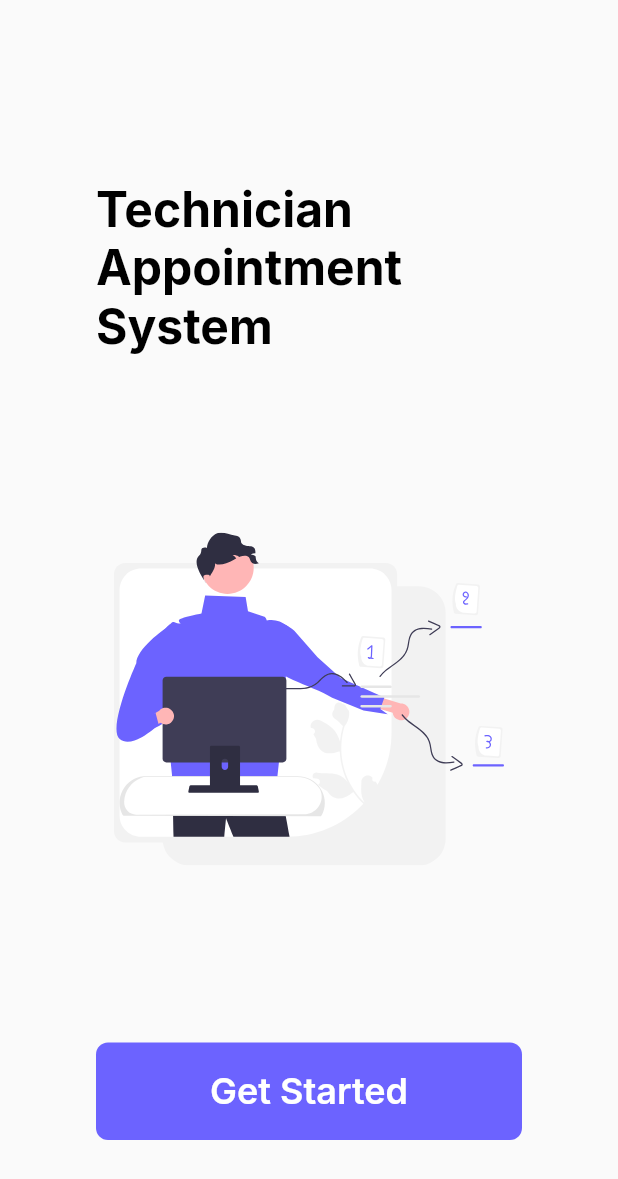
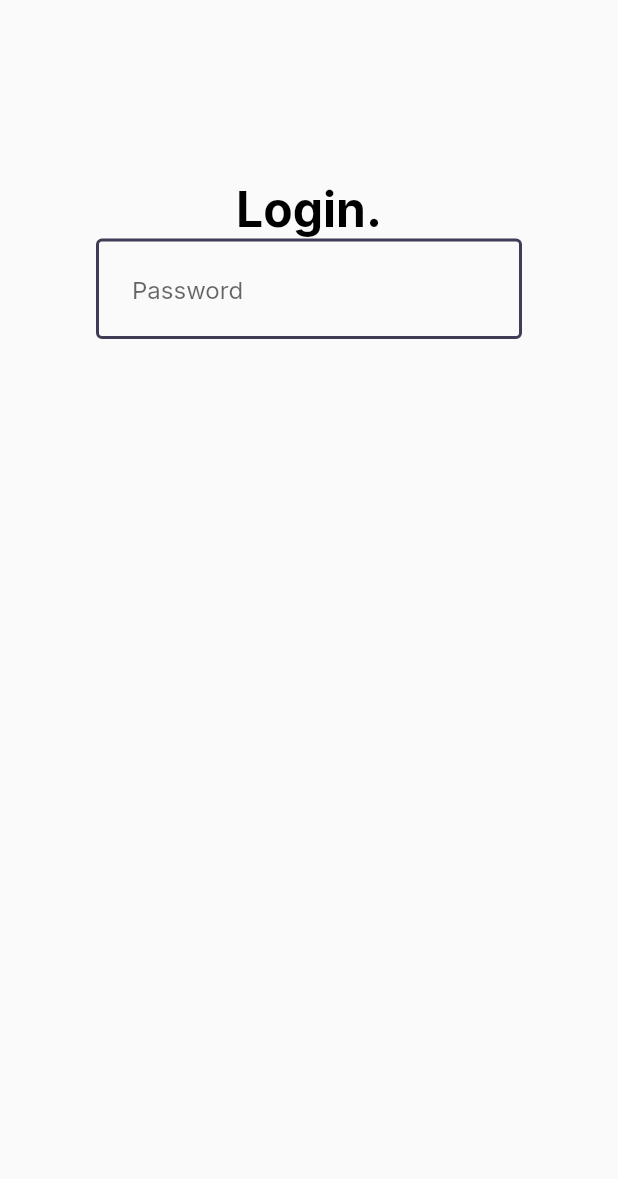
Before and after one commit to ezhamkarim/technician_app, a Flutter app: the screen it shows after launch, after a tap on "Get Started", on a phone screen of 412 x 824 dp. Shown: the top 1179 px of the screen. Run offline on Flutter 3.47's test engine with Material 2 defaults, Android fonts, the phone set to English and light mode, and no system bars; our stand-ins replace flutter_svg, google_fonts; missing offline and left inert: flutter_cache; generated files the repository leaves out were written again.

Commit message:
add login page

```diff
--- a/lib/src/router_app.dart
+++ b/lib/src/router_app.dart
@@ -1,5 +1,6 @@
 import 'package:flutter/material.dart';
 import 'package:technician_app/src/view/auth/landing_page.dart';
+import 'package:technician_app/src/view/auth/login_page.dart';
 
 import 'view/exception_view.dart';
 
@@ -13,6 +14,8 @@ class RouterApp {
           //   return const AuthWrapper();
           case LandingPage.routeName:
             return const LandingPage();
+          case LoginPage.routeName:
+            return const LoginPage();
           default:
             return ExceptionView(routeName: routeSettings.name!);
         }
--- a/lib/src/view/auth/landing_page.dart
+++ b/lib/src/view/auth/landing_page.dart
@@ -1,6 +1,7 @@
 import 'package:flutter/material.dart';
 import 'package:flutter_svg/svg.dart';
 import 'package:technician_app/src/style/custom_style.dart';
+import 'package:technician_app/src/view/auth/login_page.dart';
 import 'package:technician_app/src/view/widgets/auth_button.dart';
 
 class LandingPage extends StatelessWidget {
@@ -18,19 +19,27 @@ class LandingPage extends StatelessWidget {
               style: CustomStyle.getStyle(
                   Colors.black, FontSizeEnum.title, FontWeight.bold),
             ),
-            Expanded(child: SvgPicture.asset('assets/images/home_pic.svg')),
+            Expanded(
+                child: Padding(
+              padding: const EdgeInsets.only(bottom: 24.0),
+              child: SvgPicture.asset('assets/images/home_pic.svg'),
+            )),
             Row(
               children: [
                 Expanded(
                   child: AuthButton(
                       onPressed: () {
                         // TODO: set the app first time usage in the
+
+                        Navigator.of(context).pushNamedAndRemoveUntil(
+                            LoginPage.routeName,
+                            ModalRoute.withName(LoginPage.routeName));
                       },
                       color: CustomStyle.primarycolor,
                       child: Text(
                         'Get Started',
                         style: CustomStyle.getStyle(
-                            Colors.white, FontSizeEnum.title2, FontWeight.w600),
+                            Colors.white, FontSizeEnum.title2, FontWeight.w500),
                       )),
                 ),
               ],
--- /dev/null
+++ b/lib/src/view/auth/login_page.dart
@@ -0,0 +1,42 @@
+import 'package:flutter/material.dart';
+import 'package:technician_app/src/view/widgets/auth_textfield.dart';
+
+import '../../style/custom_style.dart';
+
+class LoginPage extends StatefulWidget {
+  const LoginPage({Key? key}) : super(key: key);
+  static const routeName = '/login';
+  @override
+  State<LoginPage> createState() => _LoginPageState();
+}
+
+class _LoginPageState extends State<LoginPage> {
+  final formKey = GlobalKey<FormState>();
+  final emailController = TextEditingController();
+  final pwController = TextEditingController();
+  @override
+  Widget build(BuildContext context) {
+    return Scaffold(
+      body: SingleChildScrollView(
+          child: Padding(
+        padding: const EdgeInsets.fromLTRB(64, 120, 64, 64),
+        child: Form(
+          key: formKey,
+          child: Column(
+            children: [
+              Text(
+                'Login.',
+                style: CustomStyle.getStyle(
+                    Colors.black, FontSizeEnum.title, FontWeight.bold),
+              ),
+              AuthTextField(
+                textEditingController: emailController,
+                placeholder: 'Password',
+              )
+            ],
+          ),
+        ),
+      )),
+    );
+  }
+}
--- a/lib/src/view/widgets/auth_button.dart
+++ b/lib/src/view/widgets/auth_button.dart
@@ -38,7 +38,7 @@ class AuthButton extends StatelessWidget {
           primary: color,
           elevation: 0,
           shape: const RoundedRectangleBorder(
-              borderRadius: BorderRadius.all(Radius.circular(8)))),
+              borderRadius: BorderRadius.all(Radius.circular(4)))),
     );
   }
 }
--- /dev/null
+++ b/lib/src/view/widgets/auth_textfield.dart
@@ -0,0 +1,35 @@
+import 'package:flutter/material.dart';
+import 'package:technician_app/src/style/custom_style.dart';
+
+class AuthTextField extends StatefulWidget {
+  const AuthTextField(
+      {Key? key,
+      required this.textEditingController,
+      this.isObsecure = false,
+      this.placeholder})
+      : super(key: key);
+  final TextEditingController textEditingController;
+  final bool isObsecure;
+  final String? placeholder;
+
+  @override
+  State<AuthTextField> createState() => _AuthTextFieldState();
+}
+
+class _AuthTextFieldState extends State<AuthTextField> {
+  @override
+  Widget build(BuildContext context) {
+    return TextFormField(
+      controller: widget.textEditingController,
+      obscureText: widget.isObsecure,
+      decoration: InputDecoration(
+          contentPadding: const EdgeInsets.all(24),
+          hintText: widget.placeholder,
+          // hintStyle: CustomStyle.getStyle(color, fontSizeEnum, fontWeight),
+          enabledBorder: const OutlineInputBorder(
+              borderRadius: BorderRadius.all(Radius.circular(4)),
+              borderSide:
+                  BorderSide(color: CustomStyle.secondaryColor, width: 2))),
+    );
+  }
+}
--- a/pubspec.yaml
+++ b/pubspec.yaml
@@ -21,6 +21,7 @@ dependencies:
   flutter_native_splash: ^2.1.5
   flutter_svg: ^1.0.3
   google_fonts: ^3.0.1
+  page_transition: ^2.0.5
   provider: ^6.0.3
 
 dev_dependencies:
```
Also changed, not shown: pubspec.lock.
